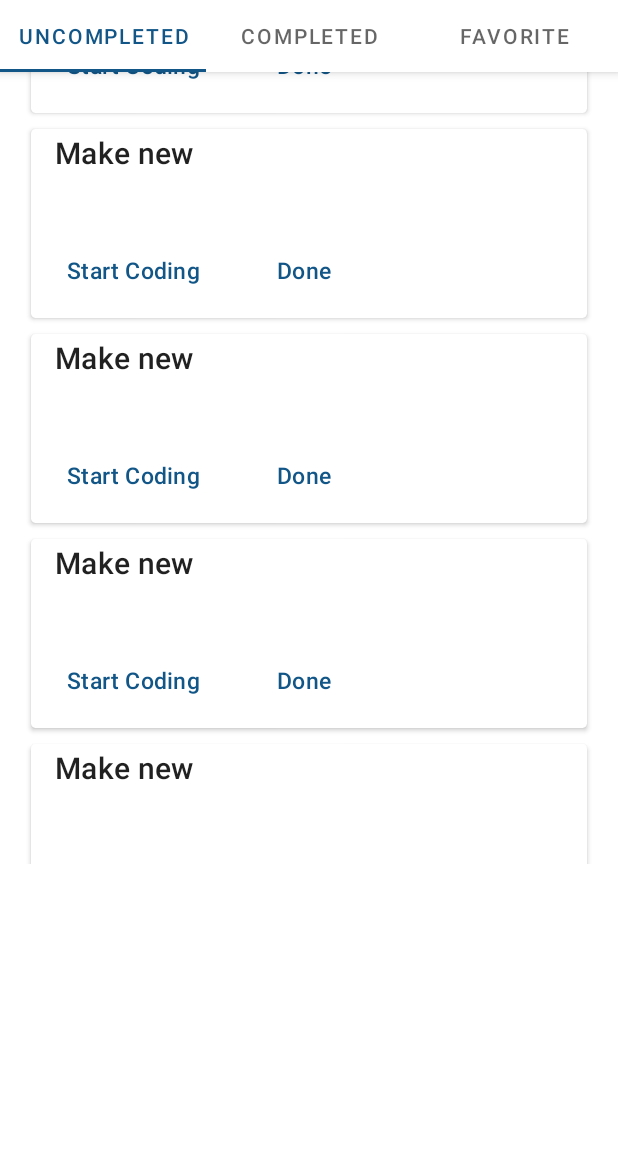
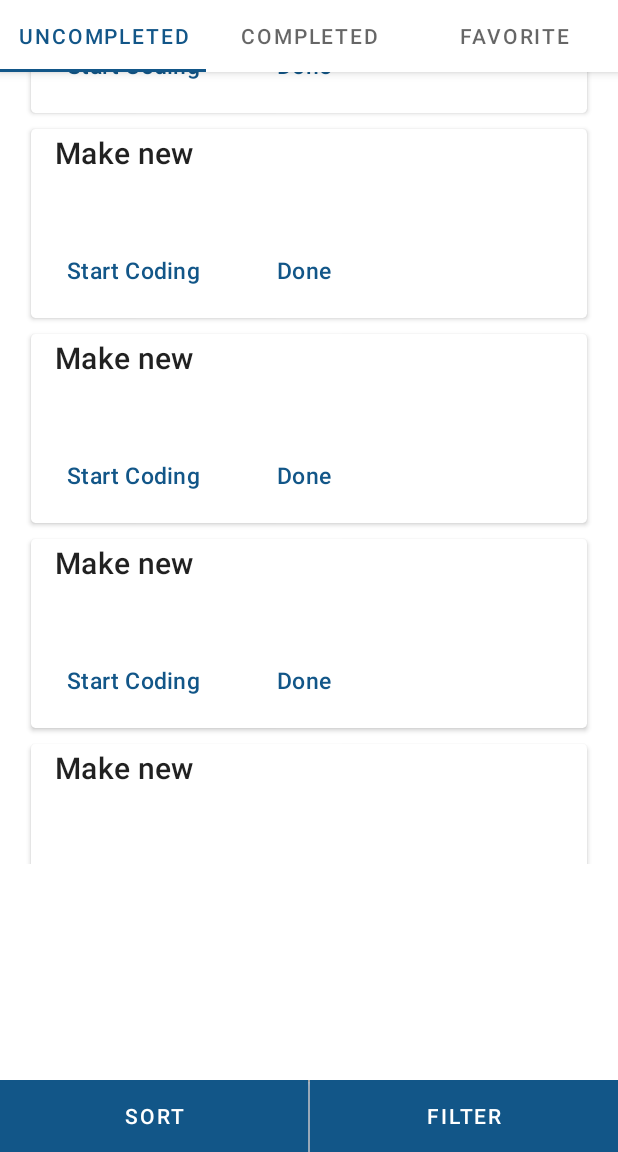
Before and after one commit to sangeetds/demuz, an Android app: the screen it shows after launch (MainActivity), on a phone screen of 412 x 824 dp, the part 84-1236 px from its top. Run offline under Robolectric (Android 15) with nearby library versions, the phone set to English and light mode, and no system bars; our stand-ins replace Room's generated code.

Commit message:
Added Bottom sheet for filter

```diff
--- a/app/src/main/java/com/example/demuz/MainActivity.kt
+++ b/app/src/main/java/com/example/demuz/MainActivity.kt
@@ -1,14 +1,17 @@
 package com.example.demuz
 
-import android.app.SearchManager
+import android.R
 import android.os.Bundle
 import android.view.Menu
+import android.view.View
+import android.widget.Button
 import androidx.appcompat.app.AppCompatActivity
 import androidx.appcompat.widget.Toolbar
 import androidx.fragment.app.Fragment
 import androidx.fragment.app.FragmentManager
 import androidx.fragment.app.FragmentPagerAdapter
 import androidx.viewpager.widget.ViewPager
+import com.google.android.material.bottomsheet.BottomSheetDialog
 import com.google.android.material.tabs.TabLayout
 
 
@@ -17,6 +20,7 @@ class MainActivity : AppCompatActivity() {
     private var toolbar: Toolbar? = null
     private var tabLayout: TabLayout? = null
     private var viewPager: ViewPager? = null
+    private var currentFragment: Fragment? = null
 
     override fun onCreate(savedInstanceState: Bundle?) {
         super.onCreate(savedInstanceState)
@@ -25,17 +29,28 @@ class MainActivity : AppCompatActivity() {
         supportActionBar?.setDisplayHomeAsUpEnabled(true);
         supportActionBar?.title = "Title";
 
-        toolbar = findViewById(com.example.demuz.R.id.toolbar);
-        setSupportActionBar(toolbar);
+        toolbar = findViewById(com.example.demuz.R.id.toolbar)
+        setSupportActionBar(toolbar)
 
-        supportActionBar?.setDisplayHomeAsUpEnabled(true);
+        supportActionBar?.setDisplayHomeAsUpEnabled(true)
 
-        viewPager = findViewById(com.example.demuz.R.id.viewpager);
+        viewPager = findViewById(com.example.demuz.R.id.viewpager)
         setupViewPager(viewPager!!)
 
-        tabLayout = findViewById(com.example.demuz.R.id.tabs);
+        tabLayout = findViewById(com.example.demuz.R.id.tabs)
 
-        tabLayout!!.setupWithViewPager(viewPager);
+        tabLayout!!.setupWithViewPager(viewPager)
+
+        val sortButton = findViewById<Button>(com.example.demuz.R.id.sortButton)
+        val filterButton = findViewById<Button>(com.example.demuz.R.id.filterButton)
+
+        sortButton.setOnClickListener {
+            showBottomSheetDialog()
+        }
+
+        filterButton.setOnClickListener {
+            showBottomSheetDialogFragment()
+        }
     }
 
     private fun setupViewPager(viewPager: ViewPager) {
@@ -46,7 +61,7 @@ class MainActivity : AppCompatActivity() {
         viewPager.adapter = adapter
     }
 
-    class ViewPagerAdapter(manager: FragmentManager) : FragmentPagerAdapter(
+    inner class ViewPagerAdapter(manager: FragmentManager) : FragmentPagerAdapter(
         manager,
         BEHAVIOR_RESUME_ONLY_CURRENT_FRAGMENT
     ) {
@@ -54,6 +69,7 @@ class MainActivity : AppCompatActivity() {
         private val mFragmentTitleList: MutableList<String> = ArrayList()
 
         override fun getItem(position: Int): Fragment {
+            currentFragment = mFragmentList[position]
             return mFragmentList[position]
         }
 
@@ -72,7 +88,22 @@ class MainActivity : AppCompatActivity() {
     }
 
     override fun onCreateOptionsMenu(menu: Menu): Boolean {
-        menuInflater.inflate(R.menu.menu, menu)
+        menuInflater.inflate(com.example.demuz.R.menu.menu, menu)
         return true
     }
+
+    fun showBottomSheetDialog() {
+        val view: View = layoutInflater.inflate(
+            com.example.demuz.R.layout.fragment_filter_list,
+            null
+        )
+        val dialog = BottomSheetDialog(this)
+        dialog.setContentView(view)
+        dialog.show()
+    }
+
+    fun showBottomSheetDialogFragment() {
+        val bottomSheetFragment = FilterFragment()
+        bottomSheetFragment.show(supportFragmentManager, bottomSheetFragment.tag)
+    }
 }
--- a/app/src/main/java/com/example/demuz/Question.kt
+++ b/app/src/main/java/com/example/demuz/Question.kt
@@ -18,4 +18,8 @@ data class Question(
 //    @ColumnInfo(name = "topics") val topics: List<String>,
 //    @ColumnInfo(name = "college") val college: List<String>,
 //    @ColumnInfo(name = "trending") val trending: Boolean,
-)
+) {
+    companion object {
+        val filters = listOf("Companies", "Role", "Frequency", "Topics", "College")
+    }
+}
--- a/app/src/main/java/com/example/demuz/QuestionAdapter.kt
+++ b/app/src/main/java/com/example/demuz/QuestionAdapter.kt
@@ -15,7 +15,7 @@ class QuestionAdapter(private val questions: List<Question>) : RecyclerView.Adap
     var itemClickListener: ((position: Int, name: String) -> Unit)? = null
     private var filteredQuestions: List<Question> = questions
 
-    class Card(itemView: View) : RecyclerView.ViewHolder(itemView), View.OnClickListener {
+    inner class Card(itemView: View) : RecyclerView.ViewHolder(itemView), View.OnClickListener {
         private var question: Question? = null
         val questionName: TextView = itemView.findViewById(R.id.questionTitle)
 
@@ -25,10 +25,6 @@ class QuestionAdapter(private val questions: List<Question>) : RecyclerView.Adap
 
         override fun onClick(v: View) {
 
-        }
-
-        companion object {
-            private const val PHOTO_KEY = "PHOTO"
         }
     }
 
--- a/app/src/main/res/layout/activity_main.xml
+++ b/app/src/main/res/layout/activity_main.xml
@@ -38,4 +38,35 @@
         app:layout_behavior="@string/appbar_scrolling_view_behavior"
         app:layout_constraintTop_toTopOf="parent" />
 
+    <LinearLayout
+        android:layout_width="match_parent"
+        android:layout_height="wrap_content"
+        android:background="#abc"
+        app:layout_constraintBottom_toBottomOf="parent"
+        app:layout_constraintEnd_toEndOf="parent"
+        app:layout_constraintStart_toStartOf="parent">
+
+        <Button
+            android:id="@+id/sortButton"
+            android:layout_width="wrap_content"
+            android:layout_height="wrap_content"
+            android:layout_weight="0.5"
+            android:background="#abc"
+            android:text="SORT" />
+
+        <View
+            android:id="@+id/view"
+            android:layout_width="1dp"
+            android:layout_height="1dp"
+            android:background="@android:color/darker_gray" />
+
+        <Button
+            android:id="@+id/filterButton"
+            android:layout_width="wrap_content"
+            android:layout_height="wrap_content"
+            android:layout_weight="0.5"
+            android:background="#abc"
+            android:text="FILTER" />
+    </LinearLayout>
+
 </androidx.constraintlayout.widget.ConstraintLayout>
--- a/app/src/main/res/values/dimens.xml
+++ b/app/src/main/res/values/dimens.xml
@@ -6,4 +6,5 @@
     <dimen name="tab_padding_bottom">16dp</dimen>
     <dimen name="tab_label">14sp</dimen>
     <dimen name="custom_tab_layout_height">72dp</dimen>
+    <dimen name="text_margin">16dp</dimen>
 </resources>
```
Also changed, not shown: app/src/main/java/com/example/demuz/FilterFragment.kt (added, +42 -0 lines), app/src/main/java/com/example/demuz/FilterListAdapter.kt (added, +35 -0 lines), app/src/main/java/com/example/demuz/dummy/DummyContent.kt (added, +57 -0 lines), app/src/main/res/layout-v23/fragment_filter.xml (added, +29 -0 lines), app/src/main/res/layout/fragment_completed.xml (+2 -5 lines), app/src/main/res/layout/fragment_filter.xml (added, +28 -0 lines), app/src/main/res/layout/fragment_filter_list.xml (added, +24 -0 lines).
